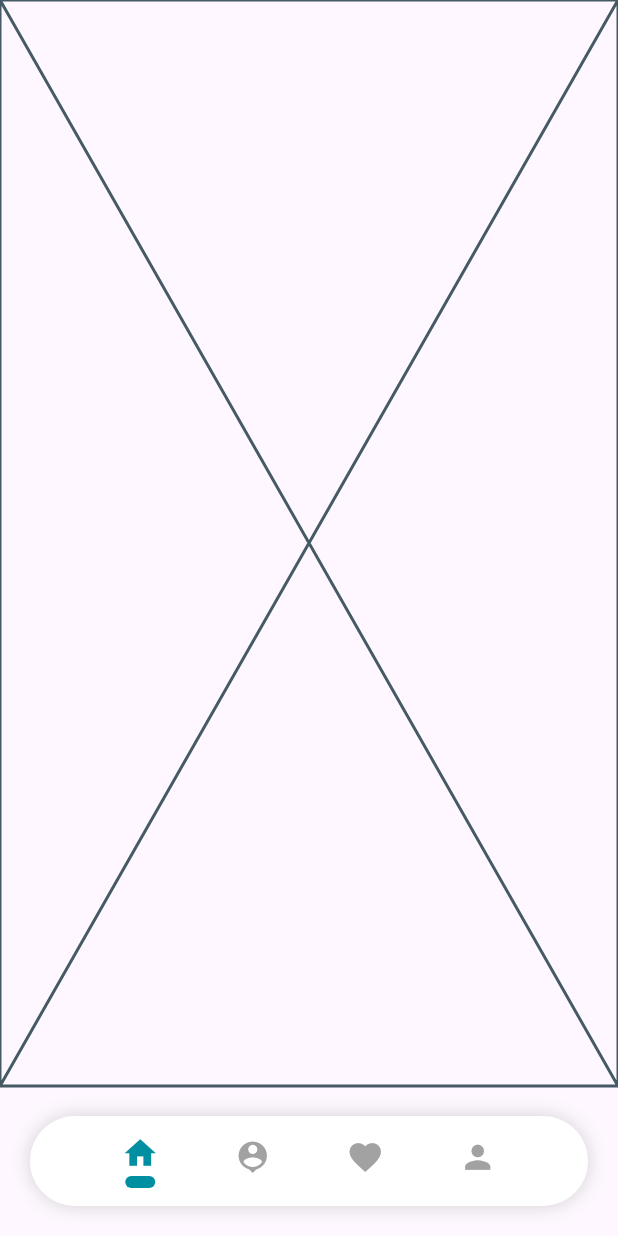
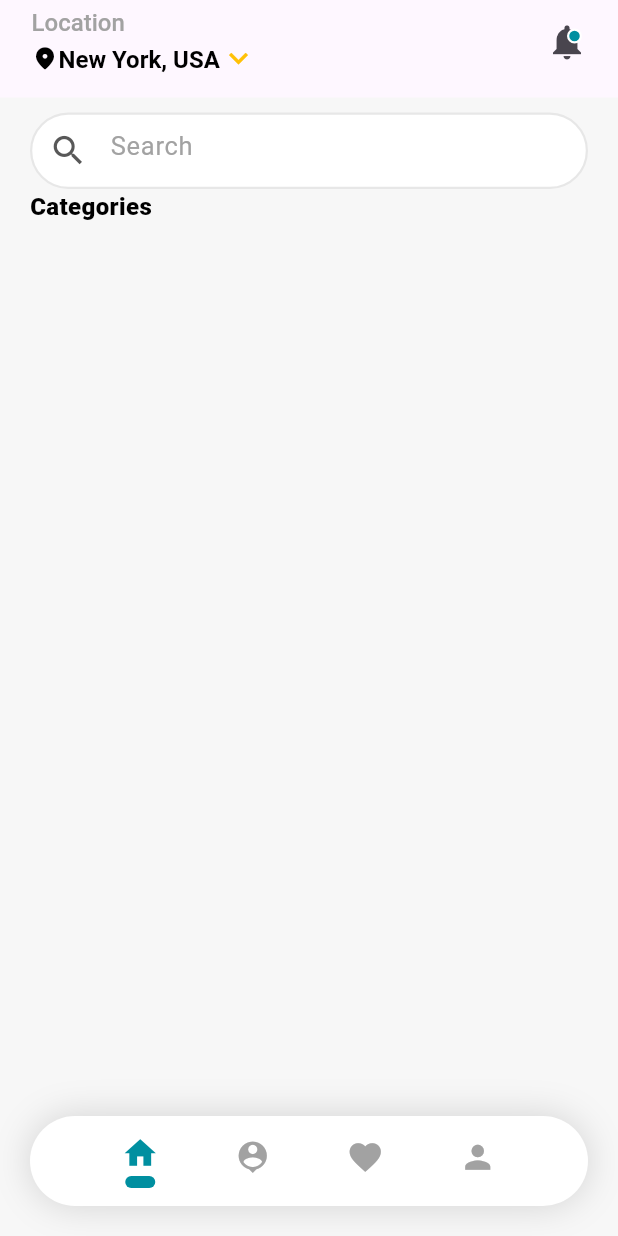
Before and after one commit to Rhomaedy1201/Travelling-App, a Flutter app: the screen it shows after launch, on a phone screen of 412 x 824 dp. Run offline on Flutter 3.47's test engine with Material 3 defaults, Android fonts, the phone set to English and light mode, and no system bars.

Commit message:
fix navigation bar

```diff
--- a/lib/pages/buttom_navigation_bar.dart
+++ b/lib/pages/buttom_navigation_bar.dart
@@ -29,19 +29,19 @@ class _ButtomNavigationBarPageState extends State<ButtomNavigationBarPage> {
   @override
   Widget build(BuildContext context) {
     return Scaffold(
+      backgroundColor: secondaryC,
       body: Center(child: body[myCurrentIndex]),
-      bottomNavigationBar: Padding(
-        padding: const EdgeInsets.symmetric(vertical: 20, horizontal: 20),
-        child: Container(
+      bottomNavigationBar: Container(
         width: double.infinity,
         height: 60,
+        margin: const EdgeInsets.all(20),
         decoration: BoxDecoration(
             color: whiteC,
             borderRadius: BorderRadius.circular(50),
             boxShadow: const [
               BoxShadow(
                 color: greyC_400,
-                  blurRadius: 10,
+                blurRadius: 20,
                 offset: Offset(0, 0),
               )
             ]),
@@ -68,12 +68,9 @@ class _ButtomNavigationBarPageState extends State<ButtomNavigationBarPage> {
                         Icon(
                           itemsButtom[index],
                           size: 25,
-                            color:
-                                myCurrentIndex == index ? primaryC : greyC_800,
+                          color: myCurrentIndex == index ? primaryC : greyC_800,
                         ),
-                          myCurrentIndex == index
-                              ? spaceHeight(3)
-                              : Container(),
+                        myCurrentIndex == index ? spaceHeight(3) : Container(),
                         AnimatedContainer(
                           duration: const Duration(
                               milliseconds: 300), // Durasi animasi
@@ -86,8 +83,7 @@ class _ButtomNavigationBarPageState extends State<ButtomNavigationBarPage> {
                               : 5, // Ubah ukuran saat aktif
                           decoration: BoxDecoration(
                             borderRadius: BorderRadius.circular(10),
-                              color:
-                                  myCurrentIndex == index ? primaryC : whiteC,
+                            color: myCurrentIndex == index ? primaryC : whiteC,
                           ),
                         ),
                       ],
@@ -99,7 +95,6 @@ class _ButtomNavigationBarPageState extends State<ButtomNavigationBarPage> {
           ),
         ),
       ),
-      ),
     );
   }
 }
--- /dev/null
+++ b/lib/pages/components/my_appbar.dart
@@ -0,0 +1,67 @@
+import 'package:flutter/material.dart';
+import 'package:travelling_app/utils/colors.dart';
+import 'package:travelling_app/utils/my_space.dart';
+import 'package:travelling_app/utils/my_text.dart';
+
+class MyAppBar extends StatelessWidget {
+  const MyAppBar({super.key});
+
+  @override
+  Widget build(BuildContext context) {
+    return AppBar(
+      // backgroundColor: secondaryC,
+      centerTitle: false,
+      title: Padding(
+        padding: const EdgeInsets.only(left: 5),
+        child: Column(
+          crossAxisAlignment: CrossAxisAlignment.start,
+          children: [
+            CustomText(
+              text: "Location",
+              color: greyC_800,
+              fontSize: 16,
+              fontWeight: FontWeight.w500,
+            ),
+            spaceHeight(2),
+            Row(
+              children: [
+                const Icon(Icons.location_on_rounded, size: 18, color: blackC),
+                CustomText(
+                  text: "New York, USA",
+                  color: blackC,
+                  fontSize: 16,
+                  fontWeight: FontWeight.w600,
+                ),
+                const Icon(Icons.keyboard_arrow_down_sharp,
+                    size: 25, color: Colors.amber),
+              ],
+            ),
+          ],
+        ),
+      ),
+      actions: [
+        Stack(
+          children: [
+            const Icon(
+              Icons.notifications,
+              size: 28,
+            ),
+            Positioned(
+              right: 4,
+              top: 5,
+              child: Container(
+                width: 10,
+                height: 10,
+                decoration: BoxDecoration(
+                    color: primaryC,
+                    borderRadius: BorderRadius.circular(10),
+                    border: Border.all(color: whiteC, width: 1.5)),
+              ),
+            )
+          ],
+        ),
+        spaceWidth(20),
+      ],
+    );
+  }
+}
--- a/lib/pages/home_page.dart
+++ b/lib/pages/home_page.dart
@@ -1,4 +1,7 @@
 import 'package:flutter/material.dart';
+import 'package:travelling_app/pages/components/my_appbar.dart';
+import 'package:travelling_app/utils/colors.dart';
+import 'package:travelling_app/utils/my_text.dart';
 
 class HomePage extends StatefulWidget {
   const HomePage({super.key});
@@ -10,6 +13,53 @@ class HomePage extends StatefulWidget {
 class _HomePageState extends State<HomePage> {
   @override
   Widget build(BuildContext context) {
-    return const Placeholder();
+    return Scaffold(
+      backgroundColor: secondaryC,
+      appBar: const PreferredSize(
+        preferredSize: Size(double.infinity, 65),
+        child: MyAppBar(),
+      ),
+      body: Padding(
+        padding: const EdgeInsets.symmetric(horizontal: 20),
+        child: Column(
+          crossAxisAlignment: CrossAxisAlignment.start,
+          children: [
+            Row(
+              children: [
+                Expanded(
+                  flex: 1,
+                  child: Container(
+                    margin: const EdgeInsets.only(top: 10),
+                    decoration: BoxDecoration(
+                      color: Colors.white,
+                      borderRadius: BorderRadius.circular(50),
+                      border: Border.all(color: greyC_200, width: 1.5),
+                    ),
+                    child: const TextField(
+                      decoration: InputDecoration(
+                        hintText: 'Search',
+                        hintStyle: TextStyle(color: greyC_800, fontSize: 17),
+                        border: InputBorder.none,
+                        prefixIcon: Icon(
+                          Icons.search,
+                          color: blackC_400,
+                          size: 26,
+                        ),
+                      ),
+                    ),
+                  ),
+                ),
+              ],
+            ),
+            CustomText(
+              text: "Categories",
+              color: blackC,
+              fontSize: 16,
+              fontWeight: FontWeight.w800,
+            )
+          ],
+        ),
+      ),
+    );
   }
 }
--- a/lib/utils/colors.dart
+++ b/lib/utils/colors.dart
@@ -6,6 +6,7 @@ const secondaryC = Color(0xFFF7F7F7);
 const greyC = Color(0xFFAFAFAF);
 const greyC_800 = Color(0xFFA2A2A2);
 const greyC_400 = Color(0xFFD2D2D2);
+const greyC_200 = Color(0xFFE7E7E7);
 const whiteC = Color(0xFFFFFFFF);
 const blackC = Color(0xFF000000);
 const blackC_800 = Color(0xFF1E1E1E);
--- a/pubspec.yaml
+++ b/pubspec.yaml
@@ -35,7 +35,7 @@ dependencies:
   # The following adds the Cupertino Icons font to your application.
   # Use with the CupertinoIcons class for iOS style icons.
   cupertino_icons: ^1.0.2
-  material_design_icons_flutter: ^7.0.7296
+  community_material_icon: ^5.9.55
 
 dev_dependencies:
   flutter_test:
```
Also changed, not shown: pubspec.lock. Lines whose indentation alone changed are shown as unchanged.
